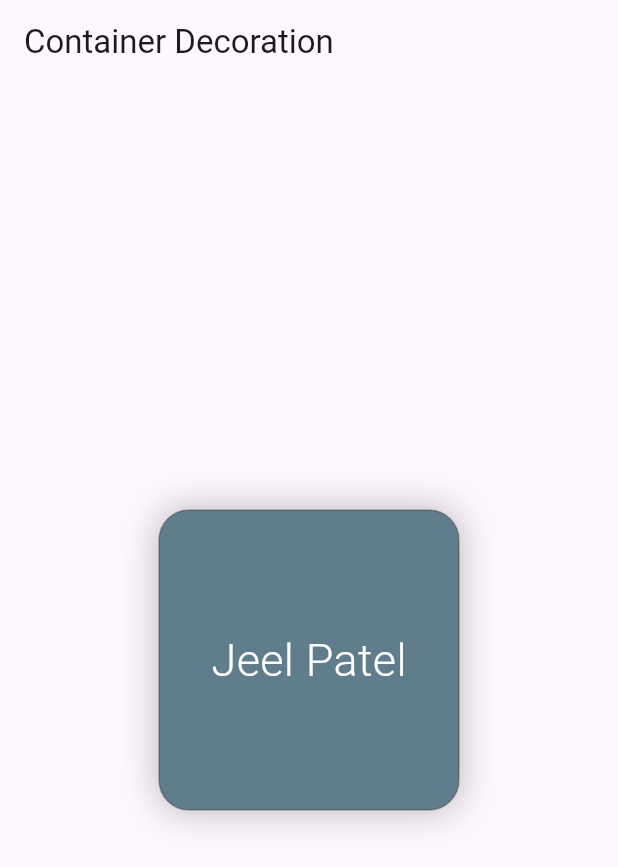
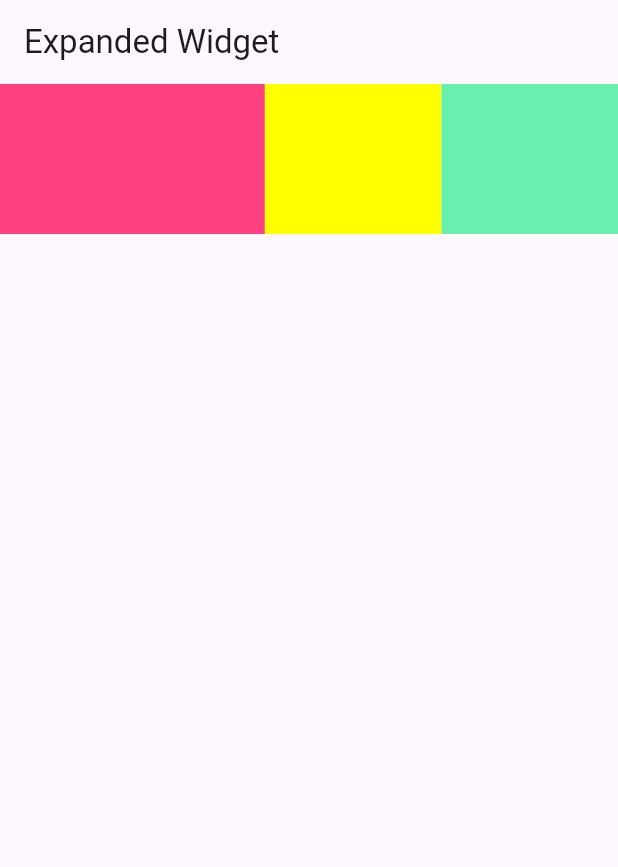
Before and after one commit to jeelpatel001/first_flutter_app, a Flutter app: the screen it shows after launch, on a phone screen of 412 x 824 dp. Shown: the top 867 px of the screen. Run offline on Flutter 3.47's test engine with Material 3 defaults, Android fonts, the phone set to English and light mode, and no system bars.

Commit message:
Learn Expanded Widget for provide equal or specific ratio in widgets..

```diff
--- /dev/null
+++ b/lib/_13_Expanded_Widget.dart
@@ -0,0 +1,42 @@
+import 'package:flutter/material.dart';
+
+class ExpandedWidget extends StatelessWidget {
+  const ExpandedWidget({super.key});
+
+  @override
+  Widget build(BuildContext context) {
+    return Scaffold(
+      appBar: AppBar(
+        title: const Text("Expanded Widget"),
+      ),
+      body: Row(
+        children: [
+          Expanded(
+            flex: 3, // ignore flex for divide equal
+            child: Container(
+              width: 70,
+              height: 100,
+              color: Colors.pinkAccent,
+            ),
+          ),
+          Expanded(
+            flex: 2,
+            child: Container(
+              width: 70,
+              height: 100,
+              color: Colors.yellowAccent,
+            ),
+          ),
+          Expanded(
+            flex: 2,
+            child: Container(
+              width: 70,
+              height: 100,
+              color: Colors.greenAccent,
+            ),
+          )
+        ],
+      ),
+    );
+  }
+}
--- a/lib/main.dart
+++ b/lib/main.dart
@@ -1,6 +1,7 @@
 import 'package:first_flutter_app/_10_List_View_StaticData.dart';
 import 'package:first_flutter_app/_11_List_View_DynamicData.dart';
 import 'package:first_flutter_app/_12_Container_Decoration.dart';
+import 'package:first_flutter_app/_13_Expanded_Widget.dart';
 import 'package:first_flutter_app/_1_Container.dart';
 import 'package:first_flutter_app/_2_Text_Button_Widget.dart';
 import 'package:first_flutter_app/_3_Elevated_Button_Widget.dart';
@@ -31,6 +32,9 @@ class MyApp extends StatelessWidget {
         useMaterial3: true,
       ),
 
+      // home: const MyHomePage(title: "Home Page"),
+
+
       // home: const ContainerOrCenter(),
       // home: const TextButtonWidget(),
       // home: const ElevatedButtonWidget(),
@@ -42,7 +46,10 @@ class MyApp extends StatelessWidget {
       // home: const MyScrollView(),
       // home: const ListViewStaticData(),
       // home: const ListViewDynamicData(),
-      home: const ContainerDecoration(),
+      // home: const ContainerDecoration(),
+      home: const ExpandedWidget(),
+
+
     );
   }
 }
```
